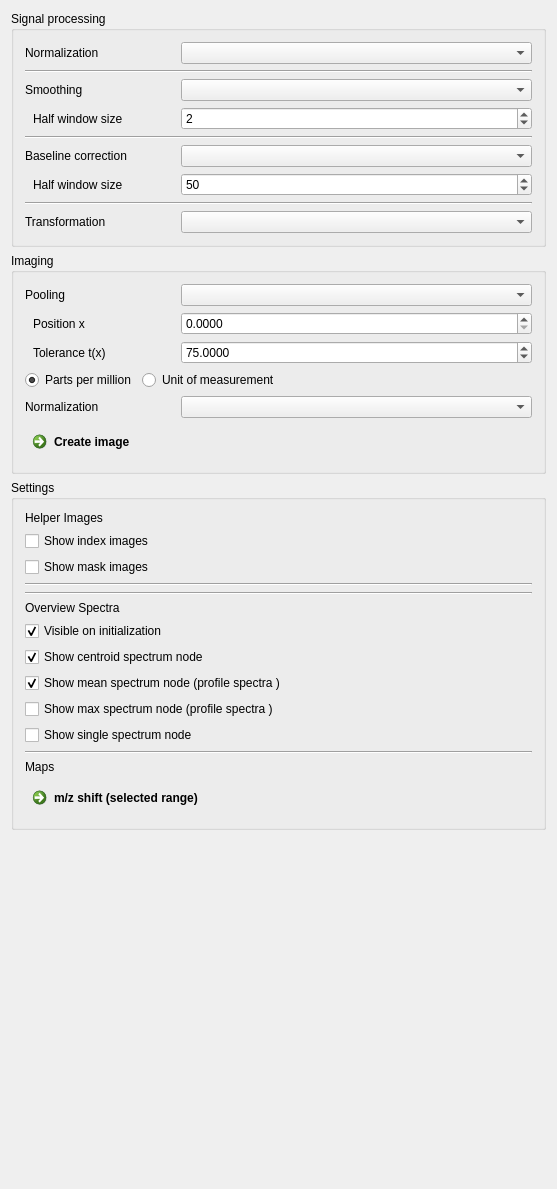
Before: the Qt Designer form Plugins/org.mitk.gui.qt.m2.data/src/internal/m2Data.ui in jtfcordes/M2aia, drawn with Qt 5.
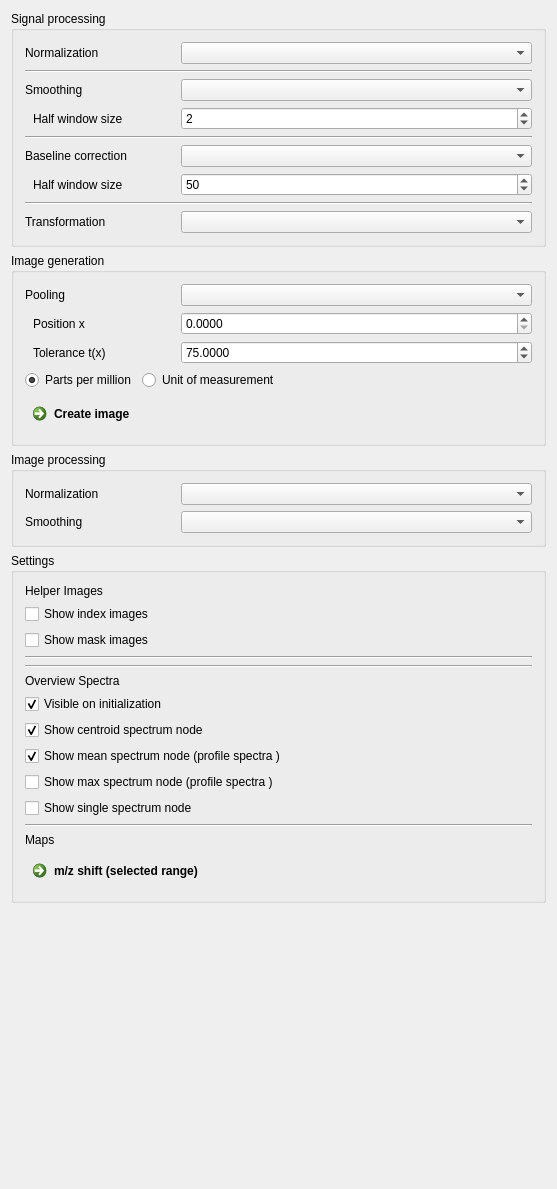
After: the same form once the commit is applied.

Commit message:
Refactor m2Data class to initialize image smoothing controls
This commit refactors the m2Data class in the org.mitk.gui.qt.m2.data plugin to add the initialization of image smoothing controls.

Patch:
```diff
--- a/Plugins/org.mitk.gui.qt.m2.data/src/internal/m2Data.ui
+++ b/Plugins/org.mitk.gui.qt.m2.data/src/internal/m2Data.ui
@@ -353,7 +353,7 @@
       <string/>
      </property>
      <property name="title">
-      <string>Imaging</string>
+      <string>Image generation</string>
      </property>
      <property name="flat">
       <bool>false</bool>
@@ -627,53 +627,6 @@
         </item>
        </layout>
       </item>
-      <item>
-       <layout class="QHBoxLayout" name="horizontalLayout_10">
-        <item>
-         <widget class="QLabel" name="label_15">
-          <property name="minimumSize">
-           <size>
-            <width>150</width>
-            <height>0</height>
-           </size>
-          </property>
-          <property name="maximumSize">
-           <size>
-            <width>150</width>
-            <height>16777215</height>
-           </size>
-          </property>
-          <property name="font">
-           <font>
-            <italic>false</italic>
-           </font>
-          </property>
-          <property name="toolTip">
-           <string>&lt;html&gt;&lt;head/&gt;&lt;body&gt;&lt;p&gt;Values in a range based query are processed/pooled according to the selected strategy.&lt;/p&gt;&lt;p&gt;&lt;br/&gt;&lt;/p&gt;&lt;/body&gt;&lt;/html&gt;</string>
-          </property>
-          <property name="text">
-           <string>Normalization</string>
-          </property>
-          <property name="indent">
-           <number>0</number>
-          </property>
-         </widget>
-        </item>
-        <item>
-         <widget class="QComboBox" name="CBImageNormalization">
-          <property name="sizePolicy">
-           <sizepolicy hsizetype="Preferred" vsizetype="Preferred">
-            <horstretch>0</horstretch>
-            <verstretch>0</verstretch>
-           </sizepolicy>
-          </property>
-          <property name="toolTip">
-           <string>Pool values in range, while using this method.</string>
-          </property>
-         </widget>
-        </item>
-       </layout>
-      </item>
       <item>
        <widget class="QCommandLinkButton" name="btnCreateImage">
         <property name="sizePolicy">
@@ -702,6 +655,118 @@
      </layout>
     </widget>
    </item>
+   <item>
+    <widget class="QGroupBox" name="groupBox_3">
+     <property name="toolTip">
+      <string>Spatial processing of generated images</string>
+     </property>
+     <property name="title">
+      <string>Image processing</string>
+     </property>
+     <property name="flat">
+      <bool>false</bool>
+     </property>
+     <property name="checkable">
+      <bool>false</bool>
+     </property>
+     <layout class="QVBoxLayout" name="verticalLayout_6">
+      <item>
+       <layout class="QHBoxLayout" name="horizontalLayout_10">
+        <item>
+         <widget class="QLabel" name="label_15">
+          <property name="minimumSize">
+           <size>
+            <width>150</width>
+            <height>0</height>
+           </size>
+          </property>
+          <property name="maximumSize">
+           <size>
+            <width>150</width>
+            <height>16777215</height>
+           </size>
+          </property>
+          <property name="font">
+           <font>
+            <italic>false</italic>
+           </font>
+          </property>
+          <property name="toolTip">
+           <string>&lt;html&gt;&lt;head/&gt;&lt;body&gt;&lt;p&gt;Values in a range based query are processed/pooled according to the selected strategy.&lt;/p&gt;&lt;p&gt;&lt;br/&gt;&lt;/p&gt;&lt;/body&gt;&lt;/html&gt;</string>
+          </property>
+          <property name="text">
+           <string>Normalization</string>
+          </property>
+          <property name="indent">
+           <number>0</number>
+          </property>
+         </widget>
+        </item>
+        <item>
+         <widget class="QComboBox" name="CBImageNormalization">
+          <property name="sizePolicy">
+           <sizepolicy hsizetype="Preferred" vsizetype="Preferred">
+            <horstretch>0</horstretch>
+            <verstretch>0</verstretch>
+           </sizepolicy>
+          </property>
+          <property name="toolTip">
+           <string>Pool values in range, while using this method.</string>
+          </property>
+         </widget>
+        </item>
+       </layout>
+      </item>
+      <item>
+       <layout class="QHBoxLayout" name="horizontalLayout_18">
+        <item>
+         <widget class="QLabel" name="label_22">
+          <property name="minimumSize">
+           <size>
+            <width>150</width>
+            <height>0</height>
+           </size>
+          </property>
+          <property name="maximumSize">
+           <size>
+            <width>150</width>
+            <height>16777215</height>
+           </size>
+          </property>
+          <property name="font">
+           <font>
+            <italic>false</italic>
+           </font>
+          </property>
+          <property name="toolTip">
+           <string>&lt;html&gt;&lt;head/&gt;&lt;body&gt;&lt;p&gt;Values in a range based query are processed/pooled according to the selected strategy.&lt;/p&gt;&lt;p&gt;&lt;br/&gt;&lt;/p&gt;&lt;/body&gt;&lt;/html&gt;</string>
+          </property>
+          <property name="text">
+           <string>Smoothing</string>
+          </property>
+          <property name="indent">
+           <number>0</number>
+          </property>
+         </widget>
+        </item>
+        <item>
+         <widget class="QComboBox" name="CBImageSmoothing">
+          <property name="sizePolicy">
+           <sizepolicy hsizetype="Preferred" vsizetype="Preferred">
+            <horstretch>0</horstretch>
+            <verstretch>0</verstretch>
+           </sizepolicy>
+          </property>
+          <property name="toolTip">
+           <string>Pool values in range, while using this method.</string>
+          </property>
+         </widget>
+        </item>
+       </layout>
+      </item>
+     </layout>
+    </widget>
+   </item>
    <item>
     <widget class="QGroupBox" name="settings">
      <property name="title">
```
Left out of the diff: 6 changed lines with no effect on the pictures. The commit also changes 4 other files.
